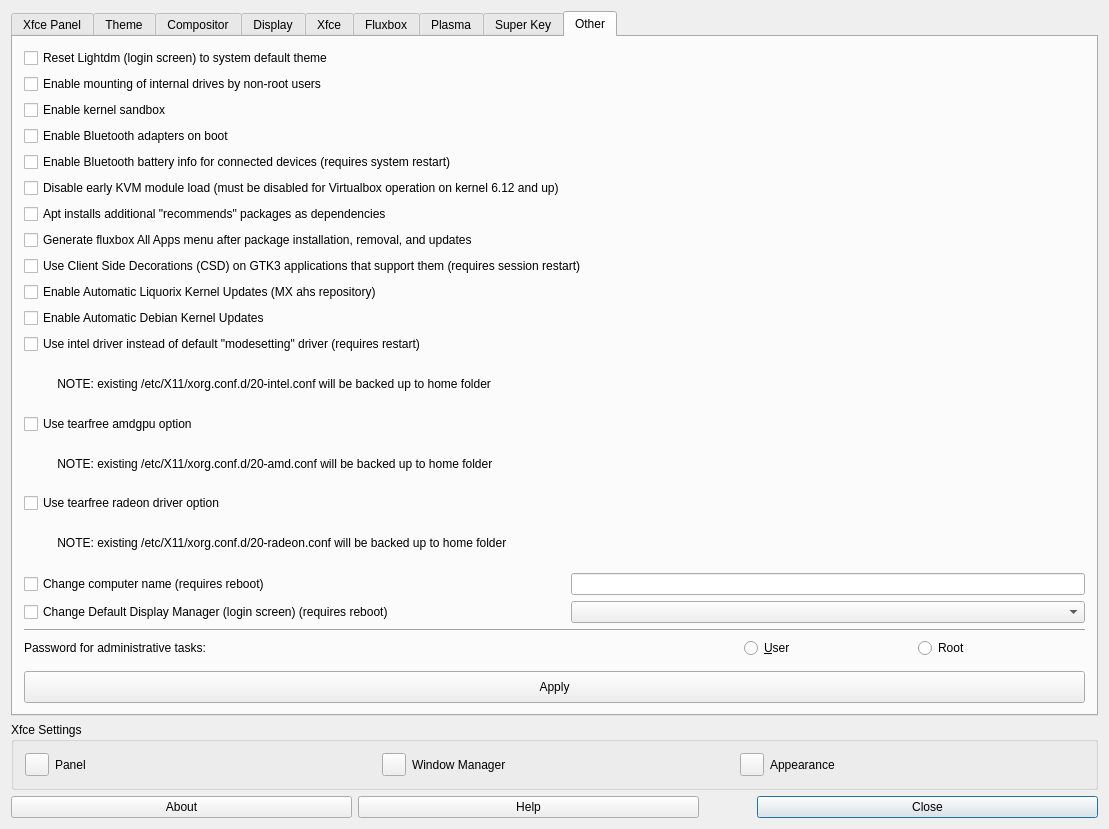
First picture: the form in defaultlook.ui, repository MX-Linux/mx-tweak, before the edit.
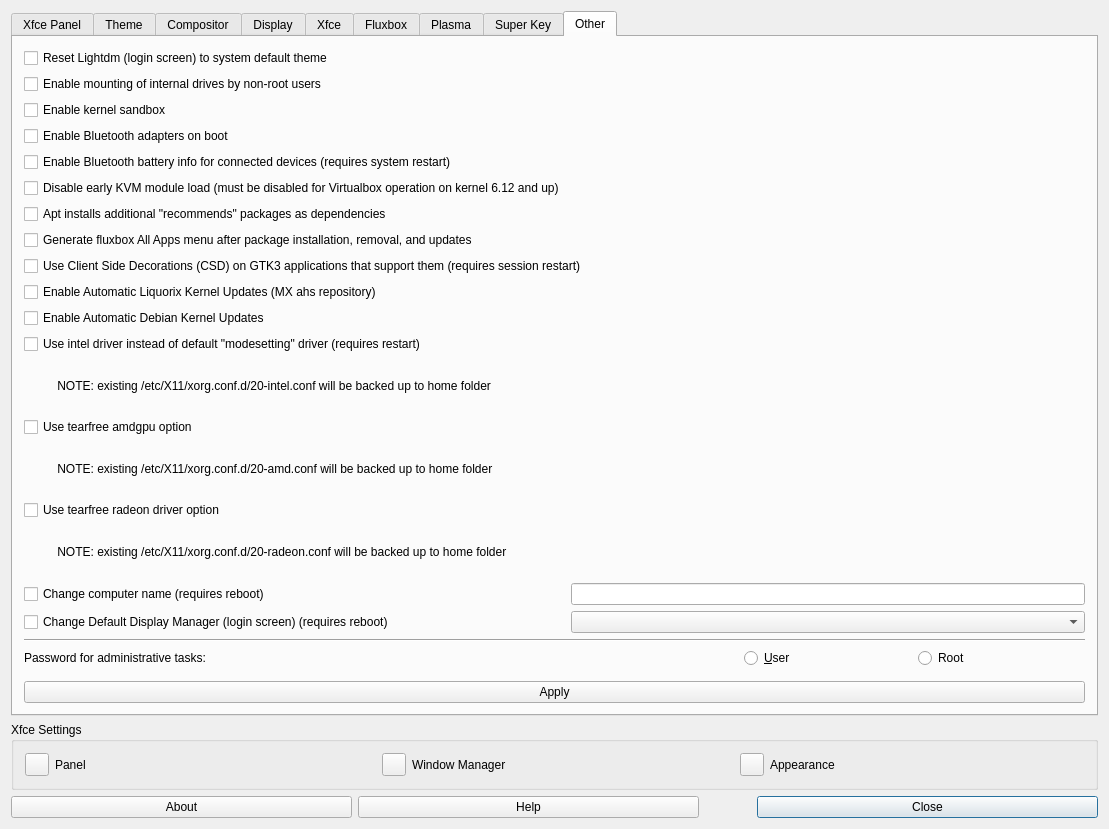
Second picture: the form after the edit. The open tabs and pages were chosen to show the change. Icons and pictures are not drawn.

Commit message: Separated miscellaneous settings code into TweakMisc class.

Diff of the .ui file:
```diff
--- a/defaultlook.ui
+++ b/defaultlook.ui
@@ -1569,9 +1569,6 @@
            </property>
           </widget>
          </item>
-         <item row="17" column="1" colspan="3">
-          <widget class="QLineEdit" name="lineEditHostname"/>
-         </item>
          <item row="17" column="0">
           <widget class="QCheckBox" name="checkBoxComputerName">
            <property name="text">
@@ -1579,6 +1576,9 @@
            </property>
           </widget>
          </item>
+         <item row="17" column="1" colspan="3">
+          <widget class="QLineEdit" name="textMiscHostName"/>
+         </item>
          <item row="2" column="0" colspan="4">
           <widget class="QCheckBox" name="checkBoxSandbox">
            <property name="text">
@@ -1642,13 +1642,7 @@
           </widget>
          </item>
          <item row="22" column="0" colspan="4">
-          <widget class="QPushButton" name="ButtonApplyEtc">
-           <property name="minimumSize">
-            <size>
-             <width>0</width>
-             <height>32</height>
-            </size>
-           </property>
+          <widget class="QPushButton" name="pushMiscApply">
            <property name="text">
             <string>Apply</string>
            </property>
```
Left out of the diff: 44 changed lines with no effect on the pictures. The commit also changes 5 other files.
